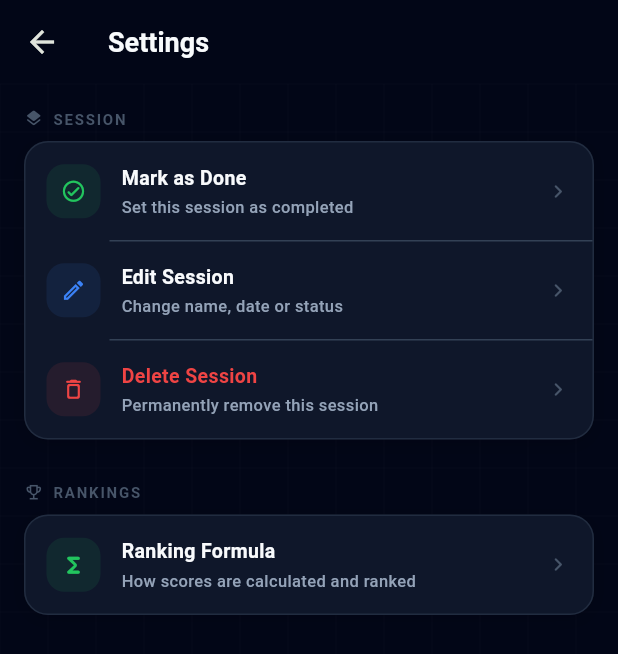
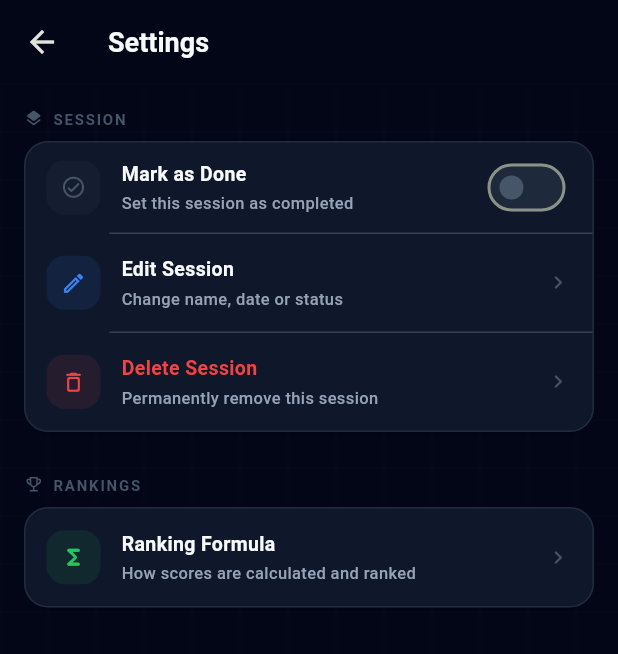
Before and after one commit to jysnz/QCUR-Evaluation-App, a Flutter app: the SessionSettingsTab screen opened directly with empty values, on a phone screen of 412 x 824 dp. Shown: the top 654 px of the screen. Run offline on Flutter 3.47's test engine with Material 3 defaults, Android fonts, the phone set to English and light mode, and no system bars; our stand-ins replace flutter_dotenv, google_sign_in, image_picker, supabase_flutter; accounts and stored records are empty; network calls fail; project files that could hold a hidden picture were left out.

Commit message:
feat: Replace Mark as Done button with a toggle switch
Switch ON = completed, OFF = active. Icon and subtitle update to
reflect current state. No confirmation dialog needed since the action
is instantly reversible by flipping the toggle back.

Co-Authored-By: Claude Sonnet 4.6 <noreply@anthropic.com>

```diff
--- a/lib/Pages/Dashboard/Sessions/session_settings_tab.dart
+++ b/lib/Pages/Dashboard/Sessions/session_settings_tab.dart
@@ -50,42 +50,15 @@ class _SessionSettingsTabState extends State<SessionSettingsTab> {
 
   // ---------- Actions ----------
 
-  Future<void> _markAsDone() async {
-    final confirm = await showDialog<bool>(
-      context: context,
-      builder: (ctx) => AlertDialog(
-        backgroundColor: kSurface,
-        shape: RoundedRectangleBorder(borderRadius: BorderRadius.circular(kRadius)),
-        title: Row(
-          children: [
-            const Icon(Icons.check_circle_outline_rounded, color: kSuccess, size: 20),
-            const SizedBox(width: 8),
-            const Expanded(child: Text('Mark as Done?', style: AppTypography.h3)),
-          ],
-        ),
-        content: Text(
-          'This will mark "${widget.sessionName}" as completed. You can still edit it afterwards.',
-          style: AppTypography.body,
-        ),
-        actions: [
-          TextButton(onPressed: () => Navigator.pop(ctx, false), child: const Text('Cancel')),
-          TextButton(
-            onPressed: () => Navigator.pop(ctx, true),
-            child: const Text('Mark Done', style: TextStyle(color: kSuccess, fontWeight: FontWeight.bold)),
-          ),
-        ],
-      ),
-    );
-    if (confirm != true || !mounted) return;
+  Future<void> _toggleDone(bool markDone) async {
+    final newStatus = markDone ? 'completed' : 'active';
     try {
-      await supabase.from('training_sessions').update({'status': 'completed'}).eq('id', widget.sessionId);
+      await supabase
+          .from('training_sessions')
+          .update({'status': newStatus})
+          .eq('id', widget.sessionId);
       AppCache.instance.invalidate('sessions');
-      setState(() => _session = {...?_session, 'status': 'completed'});
-      if (mounted) {
-        ScaffoldMessenger.of(context).showSnackBar(
-          const SnackBar(content: Text('Session marked as completed'), duration: Duration(seconds: 2)),
-        );
-      }
+      setState(() => _session = {...?_session, 'status': newStatus});
     } catch (e) {
       if (mounted) ScaffoldMessenger.of(context).showSnackBar(SnackBar(content: Text('Error: $e')));
     }
@@ -322,16 +295,17 @@ class _SessionSettingsTabState extends State<SessionSettingsTab> {
                     padding: EdgeInsets.zero,
                     child: Column(
                       children: [
-                        if (!isDone) ...[
-                          _tile(
-                            icon: Icons.check_circle_outline_rounded,
-                            iconColor: kSuccess,
-                            title: 'Mark as Done',
-                            subtitle: 'Set this session as completed',
-                            onTap: _markAsDone,
-                          ),
-                          const Divider(height: 1, indent: 56, color: kBorder),
-                        ],
+                        _toggleTile(
+                          icon: isDone
+                              ? Icons.check_circle_rounded
+                              : Icons.check_circle_outline_rounded,
+                          iconColor: kSuccess,
+                          title: 'Mark as Done',
+                          subtitle: isDone ? 'Session is completed' : 'Set this session as completed',
+                          value: isDone,
+                          onChanged: _toggleDone,
+                        ),
+                        const Divider(height: 1, indent: 56, color: kBorder),
                         _tile(
                           icon: Icons.edit_outlined,
                           iconColor: kInfo,
@@ -351,28 +325,6 @@ class _SessionSettingsTabState extends State<SessionSettingsTab> {
                       ],
                     ),
                   ),
-
-                  if (isDone) ...[
-                    const SizedBox(height: 12),
-                    Container(
-                      padding: const EdgeInsets.symmetric(horizontal: 14, vertical: 10),
-                      decoration: BoxDecoration(
-                        color: kSuccess.withValues(alpha: 0.08),
-                        borderRadius: BorderRadius.circular(kRadiusSmall),
-                        border: Border.all(color: kSuccess.withValues(alpha: 0.25)),
-                      ),
-                      child: Row(
-                        children: [
-                          const Icon(Icons.check_circle_rounded, color: kSuccess, size: 14),
-                          const SizedBox(width: 8),
-                          Text(
-                            'This session is marked as completed.',
-                            style: AppTypography.caption.copyWith(color: kSuccess, fontSize: 11),
-                          ),
-                        ],
-                      ),
-                    ),
-                  ],
 
                   const SizedBox(height: 28),
 
@@ -407,6 +359,60 @@ class _SessionSettingsTabState extends State<SessionSettingsTab> {
           style: AppTypography.overline.copyWith(color: kForegroundDisabled, fontSize: 10, letterSpacing: 1.2),
         ),
       ],
+    );
+  }
+
+  Widget _toggleTile({
+    required IconData icon,
+    required Color iconColor,
+    required String title,
+    required String subtitle,
+    required bool value,
+    required ValueChanged<bool> onChanged,
+  }) {
+    return Padding(
+      padding: const EdgeInsets.symmetric(horizontal: 14, vertical: 10),
+      child: Row(
+        children: [
+          AnimatedContainer(
+            duration: const Duration(milliseconds: 200),
+            width: 36,
+            height: 36,
+            decoration: BoxDecoration(
+              color: (value ? iconColor : kForegroundDisabled).withValues(alpha: 0.1),
+              borderRadius: BorderRadius.circular(kRadiusSmall),
+            ),
+            child: Icon(icon, size: 17, color: value ? iconColor : kForegroundDisabled),
+          ),
+          const SizedBox(width: 14),
+          Expanded(
+            child: Column(
+              crossAxisAlignment: CrossAxisAlignment.start,
+              children: [
+                Text(
+                  title,
+                  style: AppTypography.body.copyWith(
+                    fontWeight: FontWeight.w600,
+                    fontSize: 13,
+                    color: value ? iconColor : kForeground,
+                  ),
+                ),
+                const SizedBox(height: 2),
+                Text(subtitle, style: AppTypography.caption.copyWith(fontSize: 11)),
+              ],
+            ),
+          ),
+          Switch(
+            value: value,
+            onChanged: onChanged,
+            activeThumbColor: iconColor,
+            activeTrackColor: iconColor.withValues(alpha: 0.25),
+            inactiveThumbColor: kForegroundDisabled,
+            inactiveTrackColor: kSurfaceElevated,
+            materialTapTargetSize: MaterialTapTargetSize.shrinkWrap,
+          ),
+        ],
+      ),
     );
   }
 
```
